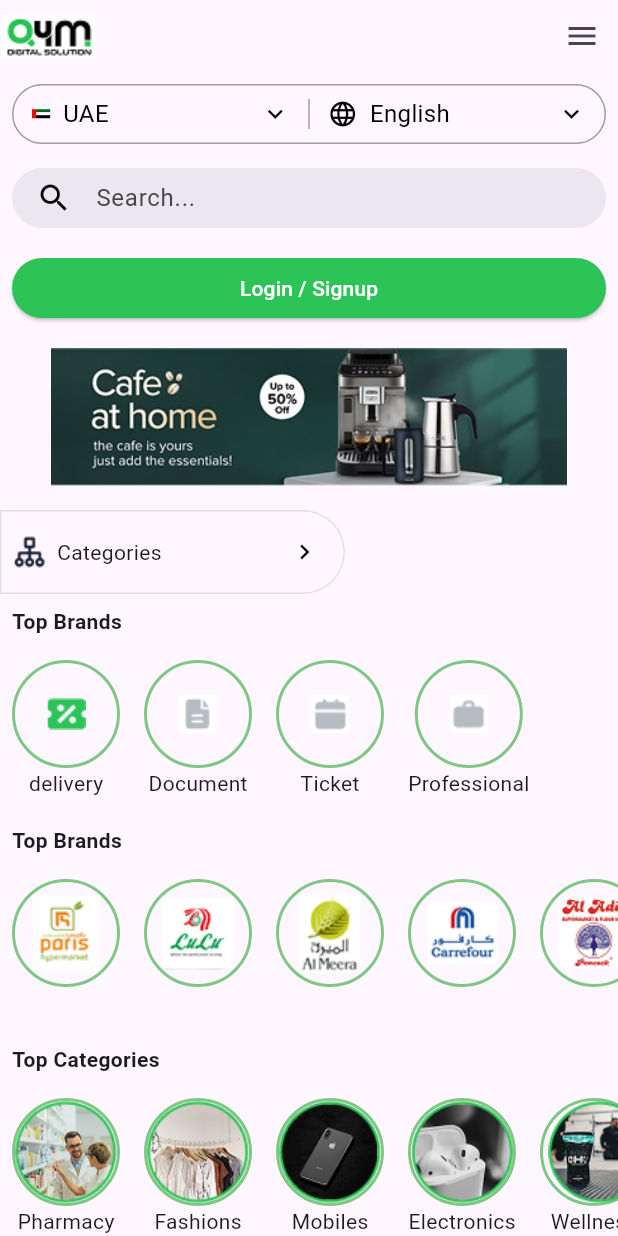
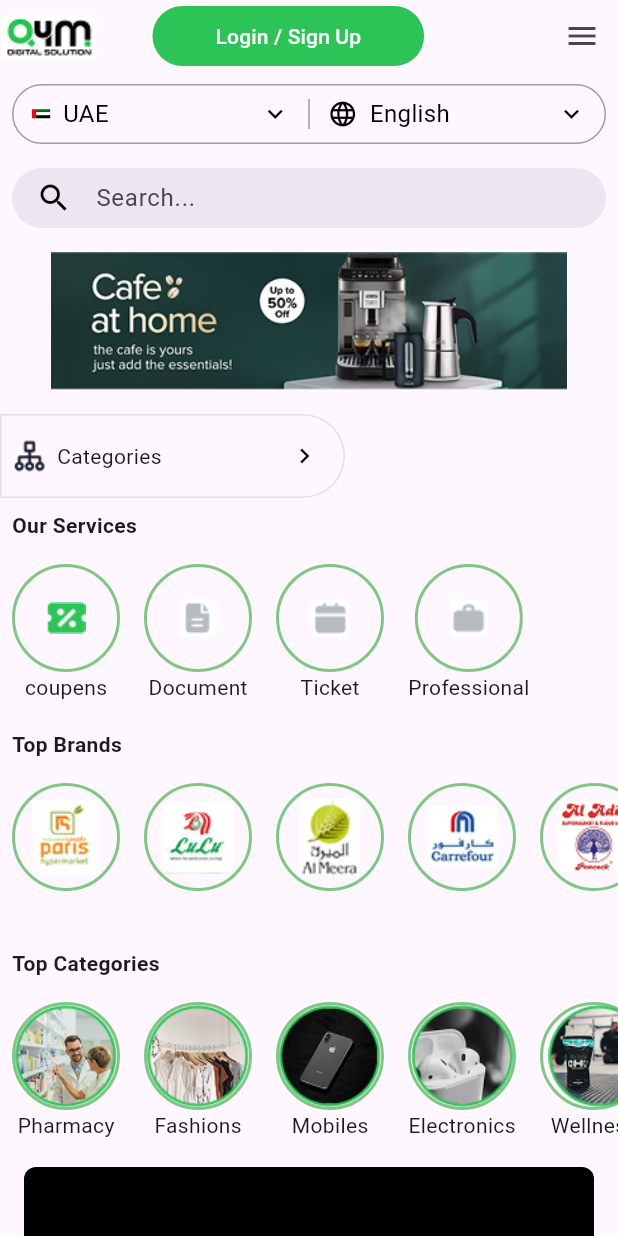
Before and after one commit to Adnanadu/q4m_website_template, a Flutter app: the screen it shows after launch, on a phone screen of 412 x 824 dp. Run offline on Flutter 3.47's test engine with Material 3 defaults, Android fonts, the light colour scheme and no system bars.

Commit message:
replace appbar

```diff
--- a/lib/feature/homePage/view/pages/home_page.dart
+++ b/lib/feature/homePage/view/pages/home_page.dart
@@ -4,7 +4,6 @@
 import 'package:q4m_website_template/feature/homePage/view/widgets/country_and_language_selector_widget.dart';
 import 'package:q4m_website_template/feature/homePage/view/widgets/customized_list_view_widget.dart';
 import 'package:q4m_website_template/feature/homePage/view/widgets/footer_table_widget.dart';
-import 'package:q4m_website_template/feature/homePage/view/widgets/login_and_signup_button_widget.dart';
 import 'package:q4m_website_template/feature/homePage/view/widgets/product_container_widget.dart';
 import 'package:q4m_website_template/feature/homePage/view/widgets/product_filter_widget.dart';
 import 'package:q4m_website_template/feature/homePage/view/widgets/search_bar_widget.dart';
@@ -16,7 +15,7 @@
   @override
   Widget build(BuildContext context) {
     final List<Map<String, String>> services = [
-      {'iconPath': 'assets/icons/icons_3.png', 'title': 'delivery'},
+      {'iconPath': 'assets/icons/icons_3.png', 'title': 'coupens'},
       {'iconPath': 'assets/icons/icons_4.jpg', 'title': 'Document'},
       {'iconPath': 'assets/icons/icons_5.jpg', 'title': 'Ticket'},
       {'iconPath': 'assets/icons/icons_6.jpg', 'title': 'Professional'},
@@ -46,10 +45,35 @@
         body: SingleChildScrollView(
           child: Column(
             children: [
+              // header with logo and menu icon - appbar
               Row(
                 mainAxisAlignment: MainAxisAlignment.spaceBetween,
                 children: [
                   Image(image: AssetImage('assets/icons/Q4M_logo.png')),
+
+                  // login and signup button
+                  TextButton(
+                    onPressed: () {},
+                    style: TextButton.styleFrom(
+                      backgroundColor: Color(0xFF2CC457),
+                      // primary: Colors.white,
+                      padding: EdgeInsets.symmetric(
+                        horizontal: 42,
+                        vertical: 8,
+                      ),
+                      shape: RoundedRectangleBorder(
+                        borderRadius: BorderRadius.circular(36),
+                      ),
+                    ),
+                    child: Text(
+                      'Login / Sign Up',
+                      style: TextStyle(color: Colors.white),
+                    ),
+                  ),
+
+                  // menu icon
+                  SizedBox(width: 8),
+
                   IconButton(icon: Icon(Icons.menu), onPressed: () {}),
                 ],
               ),
@@ -58,7 +82,7 @@
               //search bar
               SearchBarWidget(searchController: searchController),
               //login button
-              LoginAndSignupButtonWidget(),
+              // LoginAndSignupButtonWidget(),
 
               //cafe at home image - ads
               CafeatHomeAdsWidget(),
@@ -68,7 +92,7 @@
               CategoriesSelectorWidget(),
 
               CustomizedListViewWidget(
-                text: 'Top Brands',
+                text: 'Our Services',
                 categories: services,
               ),
               CustomizedListViewWidget(text: 'Top Brands', categories: brands),
```
